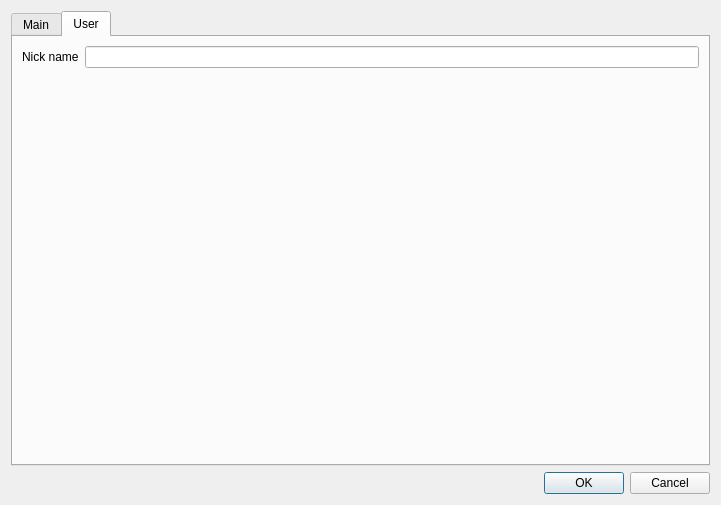
Before: the Qt Designer form src/settings.ui in zuzuf/qtchat, drawn with Qt 5.
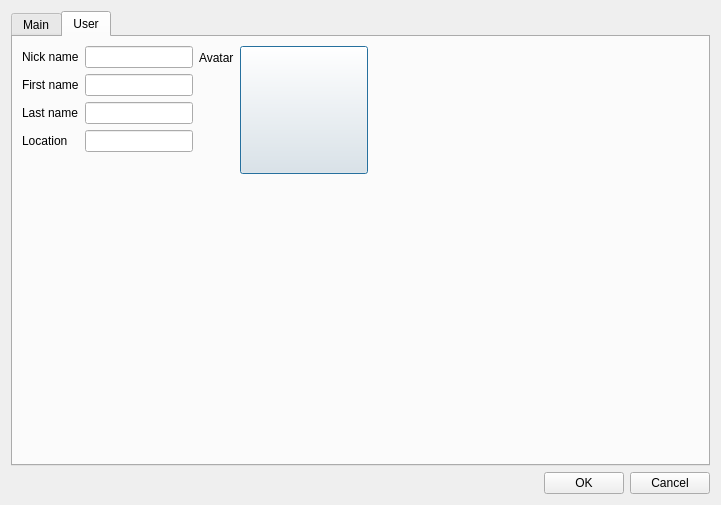
After: the same form once the commit is applied. The open tabs and pages were chosen to show the change. Icons and pictures are not drawn.

Commit message: * added support for user details & avatar * ChatRoom teHistory and teNewMessage can now be sized with a QSplitter

The edit to the form file:
```diff
--- a/src/settings.ui
+++ b/src/settings.ui
@@ -57,16 +57,92 @@
       <attribute name="title">
        <string>User</string>
       </attribute>
-      <layout class="QFormLayout" name="formLayout">
+      <layout class="QFormLayout" name="formLayout_3">
        <item row="0" column="0">
-        <widget class="QLabel" name="label">
-         <property name="text">
-          <string>Nick name</string>
-         </property>
-        </widget>
+        <layout class="QFormLayout" name="formLayout_2">
+         <item row="0" column="0">
+          <widget class="QLabel" name="label">
+           <property name="text">
+            <string>Nick name</string>
+           </property>
+          </widget>
+         </item>
+         <item row="0" column="1">
+          <widget class="QLineEdit" name="leNickname"/>
+         </item>
+         <item row="1" column="0">
+          <widget class="QLabel" name="label_3">
+           <property name="text">
+            <string>First name</string>
+           </property>
+          </widget>
+         </item>
+         <item row="2" column="0">
+          <widget class="QLabel" name="label_4">
+           <property name="text">
+            <string>Last name</string>
+           </property>
+          </widget>
+         </item>
+         <item row="3" column="0">
+          <widget class="QLabel" name="label_5">
+           <property name="text">
+            <string>Location</string>
+           </property>
+          </widget>
+         </item>
+         <item row="1" column="1">
+          <widget class="QLineEdit" name="leFirstName"/>
+         </item>
+         <item row="2" column="1">
+          <widget class="QLineEdit" name="leLastName"/>
+         </item>
+         <item row="3" column="1">
+          <widget class="QLineEdit" name="leLocation"/>
+         </item>
+        </layout>
        </item>
        <item row="0" column="1">
-        <widget class="QLineEdit" name="leNickname"/>
+        <layout class="QFormLayout" name="formLayout">
+         <item row="0" column="0">
+          <widget class="QLabel" name="label_6">
+           <property name="text">
+            <string>Avatar</string>
+           </property>
+          </widget>
+         </item>
+         <item row="0" column="1">
+          <widget class="QPushButton" name="pbAvatar">
+           <property name="sizePolicy">
+            <sizepolicy hsizetype="Fixed" vsizetype="Fixed">
+             <horstretch>0</horstretch>
+             <verstretch>0</verstretch>
+            </sizepolicy>
+           </property>
+           <property name="minimumSize">
+            <size>
+             <width>128</width>
+             <height>128</height>
+            </size>
+           </property>
+           <property name="maximumSize">
+            <size>
+             <width>128</width>
+             <height>128</height>
+            </size>
+           </property>
+           <property name="text">
+            <string/>
+           </property>
+           <property name="iconSize">
+            <size>
+             <width>128</width>
+             <height>128</height>
+            </size>
+           </property>
+          </widget>
+         </item>
+        </layout>
        </item>
       </layout>
      </widget>
```
Left out of the diff: 2 changed lines with no effect on the pictures. The commit also changes 12 other files.
